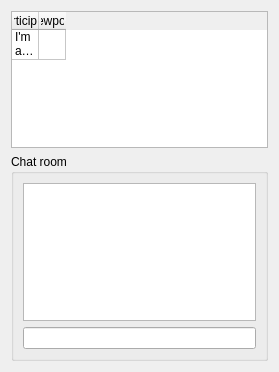
Qt form Qt/Components/Resources/UI/pqCollaborationPanel.ui (Kitware/ParaView) before a commit.
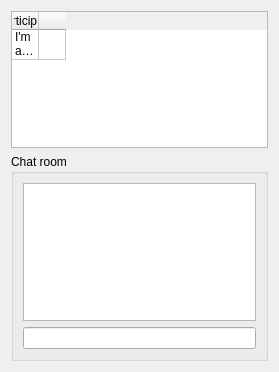
The same form after that commit. Icons and pictures are not drawn.

Commit message: #12439 Fix collaboration inspector size

```diff
--- a/Qt/Components/Resources/UI/pqCollaborationPanel.ui
+++ b/Qt/Components/Resources/UI/pqCollaborationPanel.ui
@@ -88,7 +88,7 @@
      </column>
      <column>
       <property name="text">
-       <string>Viewpoint</string>
+       <string/>
       </property>
       <property name="font">
        <font>
```
Left out of the diff: 8 changed lines with no effect on the pictures. The commit also changes 1 other file.
